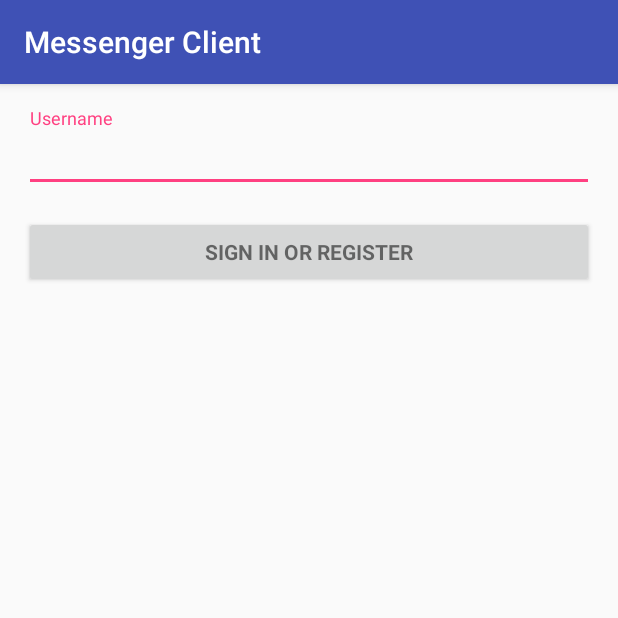
After one commit to mishuan/messenger, an Android app: the LoginActivity screen opened directly, with no data from a screen before it, on a phone screen of 412 x 824 dp, the top half of it. The commit adds this screen. Run offline under Robolectric (Android 15) with nearby library versions, the phone set to English and light mode, and no system bars.

Commit message:
some stuff with android

```diff
--- a/AndroidClient/app/src/main/java/com/ece416/aruproy/messengerclient/Constants.java
+++ b/AndroidClient/app/src/main/java/com/ece416/aruproy/messengerclient/Constants.java
@@ -9,5 +9,5 @@ public class Constants {
     public static String ACTIVITY_DEBUG_TAG = "GROUP_PAGE_ACTIVITY";
     public static String SERVICE_INTENT_ID = "server_intent";
     public static String DEFAULT_TESTING_STRING = "testing 1 2 3...";
-    public static String HOST = "asdfasdf";
+    public static String HOST = "https://www.google.com";
 }
--- /dev/null
+++ b/AndroidClient/app/src/main/java/com/ece416/aruproy/messengerclient/LoginActivity.java
@@ -0,0 +1,16 @@
+package com.ece416.aruproy.messengerclient;
+
+import android.os.Bundle;
+import android.support.v7.app.AppCompatActivity;
+
+/**
+ * Created by ilikecalculus on 2017-03-22.
+ */
+
+public class LoginActivity extends AppCompatActivity {
+    @Override
+    protected void onCreate(Bundle savedInstanceState) {
+        super.onCreate(savedInstanceState);
+        setContentView(R.layout.activity_login);
+    }
+}
--- a/AndroidClient/app/src/main/java/com/ece416/aruproy/messengerclient/ServerService.java
+++ b/AndroidClient/app/src/main/java/com/ece416/aruproy/messengerclient/ServerService.java
@@ -5,9 +5,7 @@ import android.content.Intent;
 import android.os.IBinder;
 import android.util.Log;
 
-import java.io.IOException;
 import java.net.HttpURLConnection;
-import java.net.InetAddress;
 import java.net.URL;
 import java.util.concurrent.Executors;
 import java.util.concurrent.ScheduledExecutorService;
--- a/AndroidClient/app/src/main/java/com/ece416/aruproy/messengerclient/TcpClient.java
+++ b/AndroidClient/app/src/main/java/com/ece416/aruproy/messengerclient/TcpClient.java
@@ -17,8 +17,8 @@ import java.net.Socket;
  */
 public class TcpClient {
 
-    public static final String SERVER_IP = "192.168.1.8"; //server IP address
-    public static final int SERVER_PORT = 1234;
+    public static final String SERVER_IP = "10.0.2.2"; //server IP address
+    public static final int SERVER_PORT = 6000;
     // message to send to the server
     private String mServerMessage;
     // sends message received notifications
--- a/AndroidClient/app/src/main/res/layout/activity_group_page.xml
+++ b/AndroidClient/app/src/main/res/layout/activity_group_page.xml
@@ -5,7 +5,7 @@
     android:layout_width="match_parent"
     android:layout_height="match_parent"
     android:fitsSystemWindows="true"
-    tools:context="com.ece416.aruproy.messengerclient.GroupPage">
+    tools:context="com.ece416.aruproy.messengerclient.ChatActivity">
 
     <android.support.design.widget.AppBarLayout
         android:layout_width="match_parent"
--- /dev/null
+++ b/AndroidClient/app/src/main/res/layout/activity_login.xml
@@ -0,0 +1,49 @@
+<LinearLayout xmlns:android="http://schemas.android.com/apk/res/android"
+    xmlns:tools="http://schemas.android.com/tools"
+    android:layout_width="match_parent"
+    android:layout_height="match_parent"
+    android:gravity="center_horizontal"
+    android:orientation="vertical"
+    android:paddingBottom="@dimen/activity_vertical_margin"
+    android:paddingLeft="@dimen/activity_horizontal_margin"
+    android:paddingRight="@dimen/activity_horizontal_margin"
+    android:paddingTop="@dimen/activity_vertical_margin"
+    tools:context="com.ece416.aruproy.messengerclient.LoginActivity">
+
+    <ScrollView
+        android:id="@+id/login_form"
+        android:layout_width="match_parent"
+        android:layout_height="match_parent">
+
+        <LinearLayout
+            android:id="@+id/email_login_form"
+            android:layout_width="match_parent"
+            android:layout_height="wrap_content"
+            android:orientation="vertical">
+
+            <android.support.design.widget.TextInputLayout
+                android:layout_width="match_parent"
+                android:layout_height="wrap_content">
+
+                <AutoCompleteTextView
+                    android:id="@+id/username"
+                    android:layout_width="match_parent"
+                    android:layout_height="wrap_content"
+                    android:hint="@string/prompt_username"
+                    android:maxLines="1"
+                    android:singleLine="true" />
+
+            </android.support.design.widget.TextInputLayout>
+
+            <Button
+                android:id="@+id/sign_in_button"
+                style="?android:textAppearanceSmall"
+                android:layout_width="match_parent"
+                android:layout_height="wrap_content"
+                android:layout_marginTop="16dp"
+                android:text="@string/action_sign_in"
+                android:textStyle="bold" />
+
+        </LinearLayout>
+    </ScrollView>
+</LinearLayout>
--- a/AndroidClient/app/src/main/res/layout/content_group_page.xml
+++ b/AndroidClient/app/src/main/res/layout/content_group_page.xml
@@ -9,7 +9,7 @@
     android:paddingRight="@dimen/activity_horizontal_margin"
     android:paddingTop="@dimen/activity_vertical_margin"
     app:layout_behavior="@string/appbar_scrolling_view_behavior"
-    tools:context="com.ece416.aruproy.messengerclient.GroupPage"
+    tools:context="com.ece416.aruproy.messengerclient.ChatActivity"
     tools:showIn="@layout/activity_group_page">
 
 </RelativeLayout>
--- a/AndroidClient/app/src/main/res/values/strings.xml
+++ b/AndroidClient/app/src/main/res/values/strings.xml
@@ -1,4 +1,11 @@
 <resources>
     <string name="app_name">Messenger Client</string>
     <string name="action_settings">Settings</string>
+    <string name="action_login">Login</string>
+    <string name="action_join_group">Join Group</string>
+    <string name="title_activity_login">Sign in</string>
+
+    <!-- Strings related to login -->
+    <string name="prompt_username">Username</string>
+    <string name="action_sign_in">Sign in or register</string>
 </resources>
--- a/AndroidClient/build.gradle
+++ b/AndroidClient/build.gradle
@@ -5,7 +5,7 @@ buildscript {
         jcenter()
     }
     dependencies {
-        classpath 'com.android.tools.build:gradle:2.1.2'
+        classpath 'com.android.tools.build:gradle:2.2.3'
 
         // NOTE: Do not place your application dependencies here; they belong
         // in the individual module build.gradle files
```
Also changed, not shown: AndroidClient/app/src/main/AndroidManifest.xml (+15 -2 lines), AndroidClient/app/src/main/java/com/ece416/aruproy/messengerclient/ChatActivity.java (renamed from AndroidClient/app/src/main/java/com/ece416/aruproy/messengerclient/GroupPage.java, +30 -18 lines), AndroidClient/app/src/main/res/menu/menu_group_page.xml (+8 -3 lines), AndroidClient/gradle/wrapper/gradle-wrapper.properties, 1 other file.
